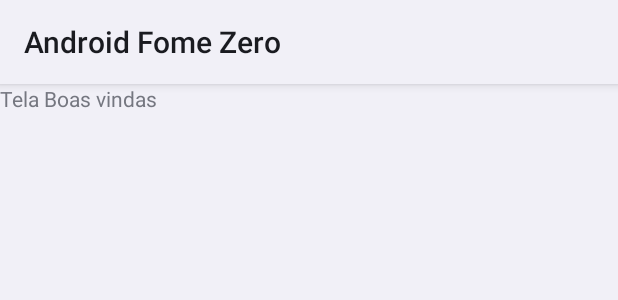
After one commit to iOasys-G5-Fome-Zero/fome-zero-android, an Android app: the layout fragment_welcome.xml on its own in the app's theme, with its tools: preview values and no code run, on a phone screen of 412 x 824 dp. The commit adds this screen. Shown: the top 300 px of the screen. Run offline under Robolectric (Android 15) with nearby library versions, the phone set to English and light mode, and no system bars.

Commit message:
splash screen code implemented

```diff
--- a/app/build.gradle
+++ b/app/build.gradle
@@ -42,6 +42,7 @@ dependencies {
     implementation 'androidx.appcompat:appcompat:1.4.1'
     implementation 'com.google.android.material:material:1.5.0'
     implementation 'androidx.constraintlayout:constraintlayout:2.1.3'
+    implementation 'androidx.legacy:legacy-support-v4:1.0.0'
     testImplementation 'junit:junit:4.13.2'
     androidTestImplementation 'androidx.test.ext:junit:1.1.3'
     androidTestImplementation 'androidx.test.espresso:espresso-core:3.4.0'
--- a/app/src/main/java/com/powerhungers/fomezero/MainActivity.kt
+++ b/app/src/main/java/com/powerhungers/fomezero/base_app/MainActivity.kt
@@ -1,10 +1,14 @@
-package com.powerhungers.fomezero
+package com.powerhungers.fomezero.base_app
 
 import androidx.appcompat.app.AppCompatActivity
 import android.os.Bundle
+import androidx.core.splashscreen.SplashScreen.Companion.installSplashScreen
+import com.powerhungers.fomezero.R
 
 class MainActivity : AppCompatActivity() {
+
     override fun onCreate(savedInstanceState: Bundle?) {
+        installSplashScreen()
         super.onCreate(savedInstanceState)
         setContentView(R.layout.activity_main)
     }
--- /dev/null
+++ b/app/src/main/res/layout/fragment_welcome.xml
@@ -0,0 +1,13 @@
+<?xml version="1.0" encoding="utf-8"?>
+<FrameLayout xmlns:android="http://schemas.android.com/apk/res/android"
+    xmlns:tools="http://schemas.android.com/tools"
+    android:layout_width="match_parent"
+    android:layout_height="match_parent"
+    tools:context=".base_app.WelcomeFragment">
+
+    <TextView
+        android:layout_width="match_parent"
+        android:layout_height="match_parent"
+        android:text="Tela Boas vindas " />
+
+</FrameLayout>
--- a/app/src/main/res/values-night/themes.xml
+++ b/app/src/main/res/values-night/themes.xml
@@ -13,4 +13,12 @@
         <item name="android:statusBarColor" tools:targetApi="l">?attr/colorPrimaryVariant</item>
         <!-- Customize your theme here. -->
     </style>
+
+    <style name="SplashTheme" parent="Theme.SplashScreen">
+        <item name="windowSplashScreenBackground">@color/black</item>
+        <item name="windowSplashScreenAnimatedIcon">@drawable/ic_launcher_foreground</item>
+        <item name="windowSplashScreenAnimationDuration">200</item>
+        <item name="postSplashScreenTheme">@style/Theme.FomeZero</item>
+    </style>
+
 </resources>
--- a/app/src/main/res/values/strings.xml
+++ b/app/src/main/res/values/strings.xml
@@ -1,3 +1,5 @@
 <resources>
     <string name="app_name">Android Fome Zero</string>
+    <!-- TODO: Remove or change this placeholder text -->
+    <string name="hello_blank_fragment">Hello blank fragment</string>
 </resources>
--- a/app/src/main/res/values/themes.xml
+++ b/app/src/main/res/values/themes.xml
@@ -13,4 +13,12 @@
         <item name="android:statusBarColor" tools:targetApi="l">?attr/colorPrimaryVariant</item>
         <!-- Customize your theme here. -->
     </style>
+
+    <style name="SplashTheme" parent="Theme.SplashScreen">
+        <item name="windowSplashScreenBackground">@color/black</item>
+        <item name="windowSplashScreenAnimatedIcon">@drawable/ic_launcher_foreground</item>
+        <item name="windowSplashScreenAnimationDuration">200</item>
+        <item name="postSplashScreenTheme">@style/Theme.FomeZero</item>
+    </style>
+
 </resources>
```
Also changed, not shown: app/src/main/AndroidManifest.xml (+10 -3 lines), app/src/main/java/com/powerhungers/fomezero/base_app/BaseApplication.kt (added, +12 -0 lines), app/src/main/java/com/powerhungers/fomezero/base_app/WelcomeFragment.kt (added, +25 -0 lines), app/src/main/res/layout/activity_main.xml (+9 -9 lines), app/src/main/res/navigation/nav_graph.xml (added, +13 -0 lines).
